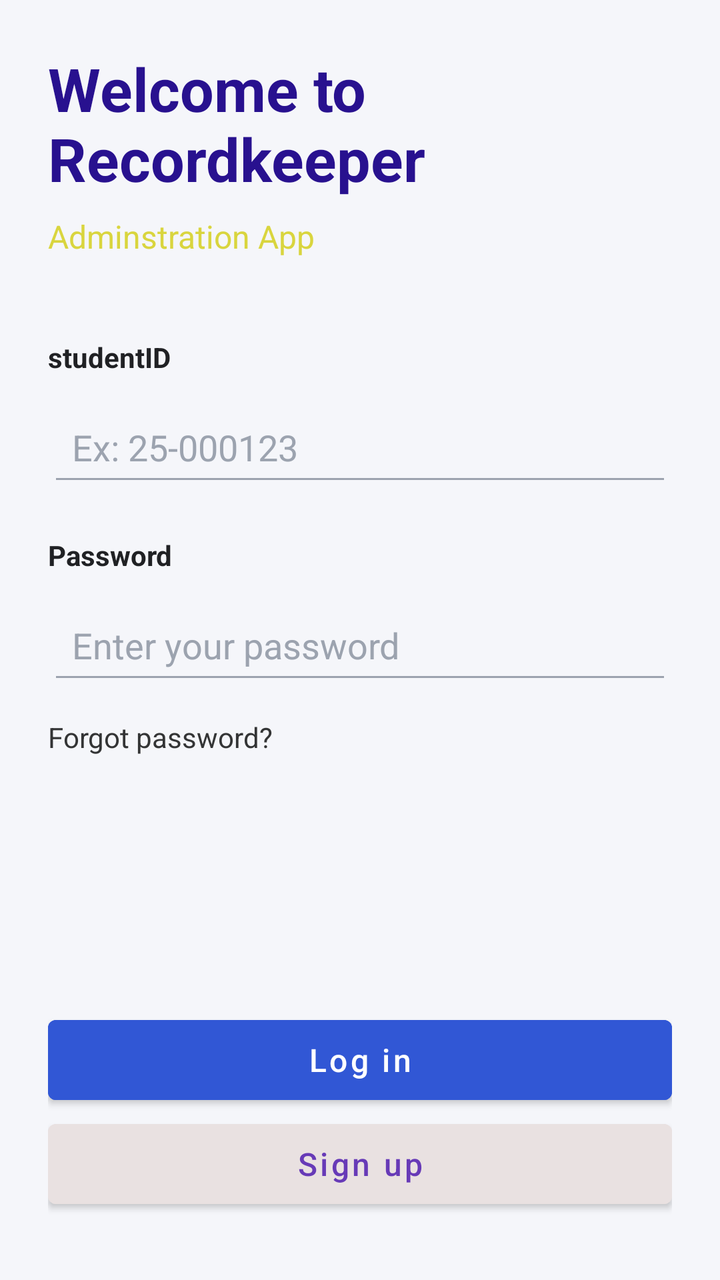
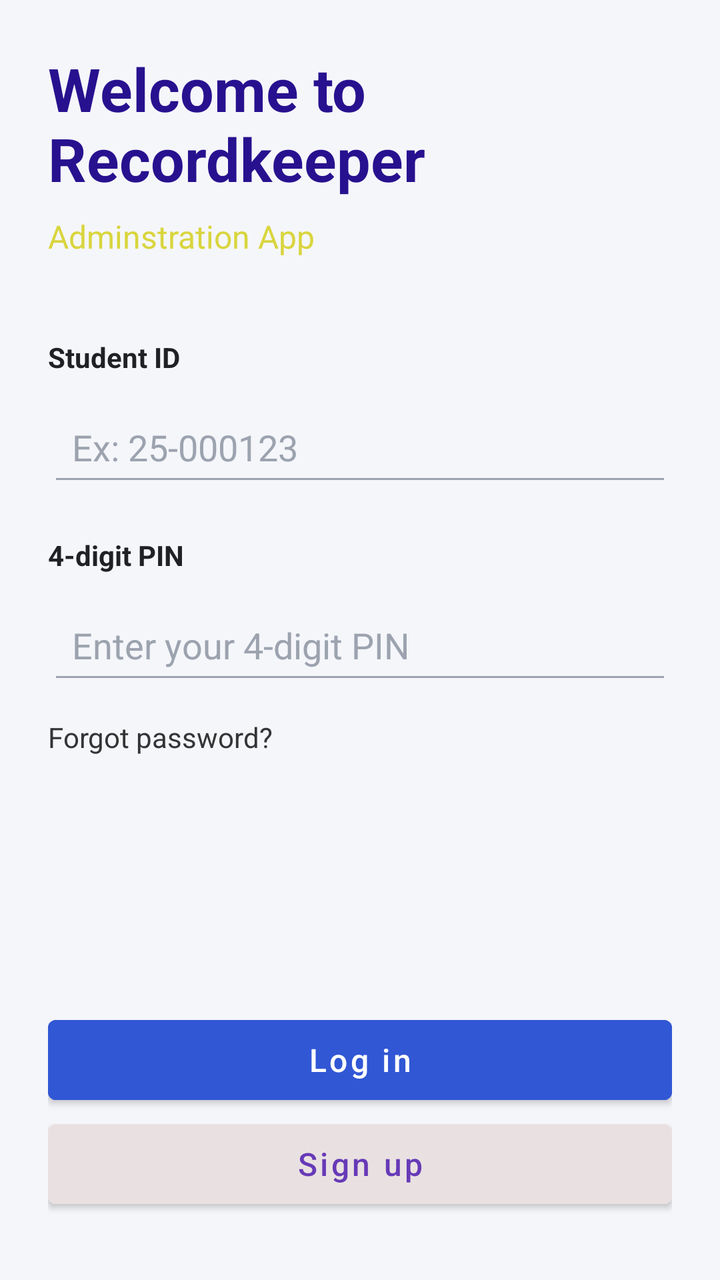

Compare the two renders of this Android layout. The source of the first and the diff that turns it into the second are given below.
<!-- AndroidManifest.xml: application theme Theme.RK -->
<!-- res/layout/loginscreen.xml -->
<?xml version="1.0" encoding="utf-8"?>
<androidx.constraintlayout.widget.ConstraintLayout
    xmlns:android="http://schemas.android.com/apk/res/android"
    xmlns:app="http://schemas.android.com/apk/res-auto"
    xmlns:tools="http://schemas.android.com/tools"
    android:layout_width="match_parent"
    android:layout_height="match_parent"
    android:background="#F5F6FA"
    android:padding="24dp">

    <TextView
        android:id="@+id/titleText"
        android:layout_width="0dp"
        android:layout_height="wrap_content"
        android:text="Welcome to Recordkeeper"
        android:textColor="#28118F"
        android:textSize="30sp"
        android:textStyle="bold"
        app:layout_constraintBottom_toTopOf="@id/subtitleText"
        app:layout_constraintEnd_toEndOf="parent"
        app:layout_constraintStart_toStartOf="parent"
        app:layout_constraintTop_toTopOf="parent"
        app:layout_constraintVertical_chainStyle="packed" />

    <TextView
        android:id="@+id/subtitleText"
        android:layout_width="0dp"
        android:layout_height="wrap_content"
        android:layout_marginTop="8dp"
        android:text="Adminstration App"
        android:textColor="#D9D53E"
        android:textSize="16sp"
        app:layout_constraintBottom_toTopOf="@id/emailLabel"
        app:layout_constraintEnd_toEndOf="parent"
        app:layout_constraintHorizontal_bias="1.0"
        app:layout_constraintStart_toStartOf="parent"
        app:layout_constraintTop_toBottomOf="@id/titleText" />

    <TextView
        android:id="@+id/emailLabel"
        android:layout_width="0dp"
        android:layout_height="wrap_content"
        android:layout_marginTop="40dp"
        android:text="studentID"
        android:textColor="#202124"
        android:textSize="14sp"
        android:textStyle="bold"
        app:layout_constraintBottom_toTopOf="@id/emailInput"
        app:layout_constraintEnd_toEndOf="parent"
        app:layout_constraintStart_toStartOf="parent"
        app:layout_constraintTop_toBottomOf="@id/subtitleText" />

    <EditText
        android:id="@+id/emailInput"
        android:layout_width="0dp"
        android:layout_height="52dp"
        android:layout_marginTop="8dp"
        android:autofillHints="emailAddress"
        android:backgroundTint="#9CA3AF"
        android:hint="Ex: 25-000123"
        android:inputType="textEmailAddress"
        android:paddingStart="12dp"
        android:paddingEnd="12dp"
        android:singleLine="true"
        android:textColor="#202124"
        android:textColorHint="#9CA3AF"
        app:layout_constraintBottom_toTopOf="@id/passwordLabel"
        app:layout_constraintEnd_toEndOf="parent"
        app:layout_constraintStart_toStartOf="parent"
        app:layout_constraintTop_toBottomOf="@id/emailLabel" />

    <TextView
        android:id="@+id/passwordLabel"
        android:layout_width="0dp"
        android:layout_height="wrap_content"
        android:layout_marginTop="20dp"
        android:text="Password"
        android:textColor="#202124"
        android:textSize="14sp"
        android:textStyle="bold"
        app:layout_constraintBottom_toTopOf="@id/passwordInput"
        app:layout_constraintEnd_toEndOf="parent"
        app:layout_constraintStart_toStartOf="parent"
        app:layout_constraintTop_toBottomOf="@id/emailInput" />

    <EditText
        android:id="@+id/passwordInput"
        android:layout_width="0dp"
        android:layout_height="52dp"
        android:layout_marginTop="8dp"
        android:autofillHints="password"
        android:backgroundTint="#9CA3AF"
        android:hint="Enter your password"
        android:inputType="textPassword"
        android:paddingStart="12dp"
        android:paddingEnd="12dp"
        android:singleLine="true"
        android:textColor="#202124"
        android:textColorHint="#9CA3AF"
        app:layout_constraintEnd_toEndOf="parent"
        app:layout_constraintStart_toStartOf="parent"
        app:layout_constraintTop_toBottomOf="@id/passwordLabel" />

    <Button
        android:id="@+id/loginButton"
        android:layout_width="0dp"
        android:layout_height="52dp"
        android:layout_marginBottom="60dp"
        android:backgroundTint="#3157D5"
        android:text="Log in"
        android:textAllCaps="false"
        android:textColor="#FFFFFF"
        android:textSize="16sp"
        app:layout_constraintBottom_toBottomOf="parent"
        app:layout_constraintEnd_toEndOf="parent"
        app:layout_constraintHorizontal_bias="0.0"
        app:layout_constraintStart_toStartOf="parent" />

    <Button
        android:id="@+id/signUpButton"
        android:layout_width="0dp"
        android:layout_height="52dp"
        android:layout_marginBottom="8dp"
        android:backgroundTint="#E9E1E1"
        android:text="Sign up"
        android:textAllCaps="false"
        android:textColor="#673AB7"
        android:textSize="16sp"
        app:layout_constraintBottom_toBottomOf="parent"
        app:layout_constraintEnd_toEndOf="parent"
        app:layout_constraintHorizontal_bias="0.0"
        app:layout_constraintStart_toStartOf="parent" />

    <TextView
        android:id="@+id/textView"
        android:layout_width="wrap_content"
        android:layout_height="wrap_content"
        android:layout_marginTop="12dp"
        android:text="Forgot password?"
        app:layout_constraintStart_toStartOf="parent"
        app:layout_constraintTop_toBottomOf="@+id/passwordInput" />

    <TextView
        android:id="@+id/textView2"
        android:layout_width="wrap_content"
        android:layout_height="wrap_content"
        android:layout_marginTop="12dp"
        android:text="Forgot password?"
        app:layout_constraintStart_toStartOf="parent"
        app:layout_constraintTop_toBottomOf="@+id/passwordInput" />

</androidx.constraintlayout.widget.ConstraintLayout>
<!-- resources referenced by this layout -->
<resources>
  <style name="Theme.RK" parent="Theme.MaterialComponents.DayNight.DarkActionBar">
          
          <item name="colorPrimary">@color/purple_500</item>
          <item name="colorPrimaryVariant">@color/purple_700</item>
          <item name="colorOnPrimary">@color/white</item>
          
          <item name="colorSecondary">@color/teal_200</item>
          <item name="colorSecondaryVariant">@color/teal_700</item>
          <item name="colorOnSecondary">@color/black</item>
          
          <item name="android:statusBarColor">?attr/colorPrimaryVariant</item>
          
      </style>
  <color name="purple_500">#FF6200EE</color>
  <color name="purple_700">#FF3700B3</color>
  <color name="white">#FFFFFFFF</color>
  <color name="teal_200">#FF03DAC5</color>
  <color name="teal_700">#FF018786</color>
  <color name="black">#FF000000</color>
</resources>

<!-- the commit's change to res/layout/loginscreen.xml (unified diff, before → after) -->
@@ -1,120 +1,11 @@
-<?xml version="1.0" encoding="utf-8"?>
-<androidx.constraintlayout.widget.ConstraintLayout
-    xmlns:android="http://schemas.android.com/apk/res/android"
-    xmlns:app="http://schemas.android.com/apk/res-auto"
-    xmlns:tools="http://schemas.android.com/tools"
-    android:layout_width="match_parent"
-    android:layout_height="match_parent"
-    android:background="#F5F6FA"
-    android:padding="24dp">
-
-    <TextView
-        android:id="@+id/titleText"
-        android:layout_width="0dp"
-        android:layout_height="wrap_content"
-        android:text="Welcome to Recordkeeper"
-        android:textColor="#28118F"
-        android:textSize="30sp"
-        android:textStyle="bold"
-        app:layout_constraintBottom_toTopOf="@id/subtitleText"
-        app:layout_constraintEnd_toEndOf="parent"
-        app:layout_constraintStart_toStartOf="parent"
-        app:layout_constraintTop_toTopOf="parent"
-        app:layout_constraintVertical_chainStyle="packed" />
-
-    <TextView
-        android:id="@+id/subtitleText"
-        android:layout_width="0dp"
-        android:layout_height="wrap_content"
-        android:layout_marginTop="8dp"
-        android:text="Adminstration App"
-        android:textColor="#D9D53E"
-        android:textSize="16sp"
-        app:layout_constraintBottom_toTopOf="@id/emailLabel"
-        app:layout_constraintEnd_toEndOf="parent"
-        app:layout_constraintHorizontal_bias="1.0"
-        app:layout_constraintStart_toStartOf="parent"
-        app:layout_constraintTop_toBottomOf="@id/titleText" />
-
-    <TextView
-        android:id="@+id/emailLabel"
-        android:layout_width="0dp"
-        android:layout_height="wrap_content"
-        android:layout_marginTop="40dp"
-        android:text="studentID"
-        android:textColor="#202124"
-        android:textSize="14sp"
-        android:textStyle="bold"
-        app:layout_constraintBottom_toTopOf="@id/emailInput"
-        app:layout_constraintEnd_toEndOf="parent"
-        app:layout_constraintStart_toStartOf="parent"
-        app:layout_constraintTop_toBottomOf="@id/subtitleText" />
-
-    <EditText
-        android:id="@+id/emailInput"
-        android:layout_width="0dp"
-        android:layout_height="52dp"
-        android:layout_marginTop="8dp"
-        android:autofillHints="emailAddress"
-        android:backgroundTint="#9CA3AF"
-        android:hint="Ex: 25-000123"
-        android:inputType="textEmailAddress"
-        android:paddingStart="12dp"
-        android:paddingEnd="12dp"
-        android:singleLine="true"
-        android:textColor="#202124"
-        android:textColorHint="#9CA3AF"
-        app:layout_constraintBottom_toTopOf="@id/passwordLabel"
-        app:layout_constraintEnd_toEndOf="parent"
-        app:layout_constraintStart_toStartOf="parent"
-        app:layout_constraintTop_toBottomOf="@id/emailLabel" />
-
-    <TextView
-        android:id="@+id/passwordLabel"
-        android:layout_width="0dp"
-        android:layout_height="wrap_content"
-        android:layout_marginTop="20dp"
-        android:text="Password"
-        android:textColor="#202124"
-        android:textSize="14sp"
-        android:textStyle="bold"
-        app:layout_constraintBottom_toTopOf="@id/passwordInput"
-        app:layout_constraintEnd_toEndOf="parent"
-        app:layout_constraintStart_toStartOf="parent"
-        app:layout_constraintTop_toBottomOf="@id/emailInput" />
-
-    <EditText
-        android:id="@+id/passwordInput"
-        android:layout_width="0dp"
-        android:layout_height="52dp"
-        android:layout_marginTop="8dp"
-        android:autofillHints="password"
-        android:backgroundTint="#9CA3AF"
-        android:hint="Enter your password"
-        android:inputType="textPassword"
-        android:paddingStart="12dp"
-        android:paddingEnd="12dp"
-        android:singleLine="true"
-        android:textColor="#202124"
-        android:textColorHint="#9CA3AF"
-        app:layout_constraintEnd_toEndOf="parent"
-        app:layout_constraintStart_toStartOf="parent"
-        app:layout_constraintTop_toBottomOf="@id/passwordLabel" />
-
-    <Button
-        android:id="@+id/loginButton"
-        android:layout_width="0dp"
-        android:layout_height="52dp"
-        android:layout_marginBottom="60dp"
-        android:backgroundTint="#3157D5"
-        android:text="Log in"
-        android:textAllCaps="false"
-        android:textColor="#FFFFFF"
-        android:textSize="16sp"
-        app:layout_constraintBottom_toBottomOf="parent"
-        app:layout_constraintEnd_toEndOf="parent"
-        app:layout_constraintHorizontal_bias="0.0"
-        app:layout_constraintStart_toStartOf="parent" />
+<androidx.constraintlayout.widget.ConstraintLayout xmlns:android="http://schemas.android.com/apk/res/android" xmlns:app="http://schemas.android.com/apk/res-auto" xmlns:tools="http://schemas.android.com/tools" android:layout_width="match_parent" android:layout_height="match_parent" android:background="#F5F6FA" android:padding="24dp">
+    <TextView android:id="@+id/titleText" android:layout_width="0dp" android:layout_height="wrap_content" android:text="Welcome to Recordkeeper" android:textColor="#28118F" android:textSize="30sp" android:textStyle="bold" app:layout_constraintBottom_toTopOf="@id/subtitleText" app:layout_constraintEnd_toEndOf="parent" app:layout_constraintStart_toStartOf="parent" app:layout_constraintTop_toTopOf="parent" app:layout_constraintVertical_chainStyle="packed"/>
+    <TextView android:id="@+id/subtitleText" android:layout_width="0dp" android:layout_height="wrap_content" android:layout_marginTop="8dp" android:text="Adminstration App" android:textColor="#D9D53E" android:textSize="16sp" app:layout_constraintBottom_toTopOf="@id/emailLabel" app:layout_constraintEnd_toEndOf="parent" app:layout_constraintHorizontal_bias="1.0" app:layout_constraintStart_toStartOf="parent" app:layout_constraintTop_toBottomOf="@id/titleText"/>
+    <TextView android:id="@+id/emailLabel" android:layout_width="0dp" android:layout_height="wrap_content" android:layout_marginTop="40dp" android:text="Student ID" android:textColor="#202124" android:textSize="14sp" android:textStyle="bold" app:layout_constraintBottom_toTopOf="@id/emailInput" app:layout_constraintEnd_toEndOf="parent" app:layout_constraintStart_toStartOf="parent" app:layout_constraintTop_toBottomOf="@id/subtitleText"/>
+    <EditText android:id="@+id/emailInput" android:layout_width="0dp" android:layout_height="52dp" android:layout_marginTop="8dp" android:autofillHints="username" android:backgroundTint="#9CA3AF" android:hint="Ex: 25-000123" android:inputType="text" android:paddingStart="12dp" android:paddingEnd="12dp" android:singleLine="true" android:textColor="#202124" android:textColorHint="#9CA3AF" app:layout_constraintBottom_toTopOf="@id/passwordLabel" app:layout_constraintEnd_toEndOf="parent" app:layout_constraintStart_toStartOf="parent" app:layout_constraintTop_toBottomOf="@id/emailLabel"/>
+    <TextView android:id="@+id/passwordLabel" android:layout_width="0dp" android:layout_height="wrap_content" android:layout_marginTop="20dp" android:text="4-digit PIN" android:textColor="#202124" android:textSize="14sp" android:textStyle="bold" app:layout_constraintBottom_toTopOf="@id/passwordInput" app:layout_constraintEnd_toEndOf="parent" app:layout_constraintStart_toStartOf="parent" app:layout_constraintTop_toBottomOf="@id/emailInput"/>
+    <EditText android:id="@+id/passwordInput" android:layout_width="0dp" android:layout_height="52dp" android:layout_marginTop="8dp" android:autofillHints="password" android:backgroundTint="#9CA3AF" android:hint="Enter your 4-digit PIN" android:inputType="numberPassword" android:paddingStart="12dp" android:paddingEnd="12dp" android:singleLine="true" android:textColor="#202124" android:textColorHint="#9CA3AF" app:layout_constraintEnd_toEndOf="parent" app:layout_constraintStart_toStartOf="parent" app:layout_constraintTop_toBottomOf="@id/passwordLabel"/>
+    <Button android:id="@+id/loginButton" android:layout_width="0dp" android:layout_height="52dp" android:layout_marginBottom="60dp" android:backgroundTint="#3157D5" android:text="Log in" android:textAllCaps="false" android:textColor="#FFFFFF" android:textSize="16sp" app:layout_constraintBottom_toBottomOf="parent" app:layout_constraintEnd_toEndOf="parent" app:layout_constraintHorizontal_bias="0.0" app:layout_constraintStart_toStartOf="parent"/>
 
     <Button
         android:id="@+id/signUpButton"
@@ -131,22 +22,6 @@
         app:layout_constraintHorizontal_bias="0.0"
         app:layout_constraintStart_toStartOf="parent" />
 
-    <TextView
-        android:id="@+id/textView"
-        android:layout_width="wrap_content"
-        android:layout_height="wrap_content"
-        android:layout_marginTop="12dp"
-        android:text="Forgot password?"
-        app:layout_constraintStart_toStartOf="parent"
-        app:layout_constraintTop_toBottomOf="@+id/passwordInput" />
-
-    <TextView
-        android:id="@+id/textView2"
-        android:layout_width="wrap_content"
-        android:layout_height="wrap_content"
-        android:layout_marginTop="12dp"
-        android:text="Forgot password?"
-        app:layout_constraintStart_toStartOf="parent"
-        app:layout_constraintTop_toBottomOf="@+id/passwordInput" />
-
+    <TextView android:id="@+id/textView" android:layout_width="wrap_content" android:layout_height="wrap_content" android:layout_marginTop="12dp" android:text="Forgot password?" app:layout_constraintStart_toStartOf="parent" app:layout_constraintTop_toBottomOf="@+id/passwordInput"/>
+    <TextView android:id="@+id/textView2" android:layout_width="wrap_content" android:layout_height="wrap_content" android:layout_marginTop="12dp" android:text="Forgot password?" app:layout_constraintStart_toStartOf="parent" app:layout_constraintTop_toBottomOf="@+id/passwordInput"/>
 </androidx.constraintlayout.widget.ConstraintLayout>
